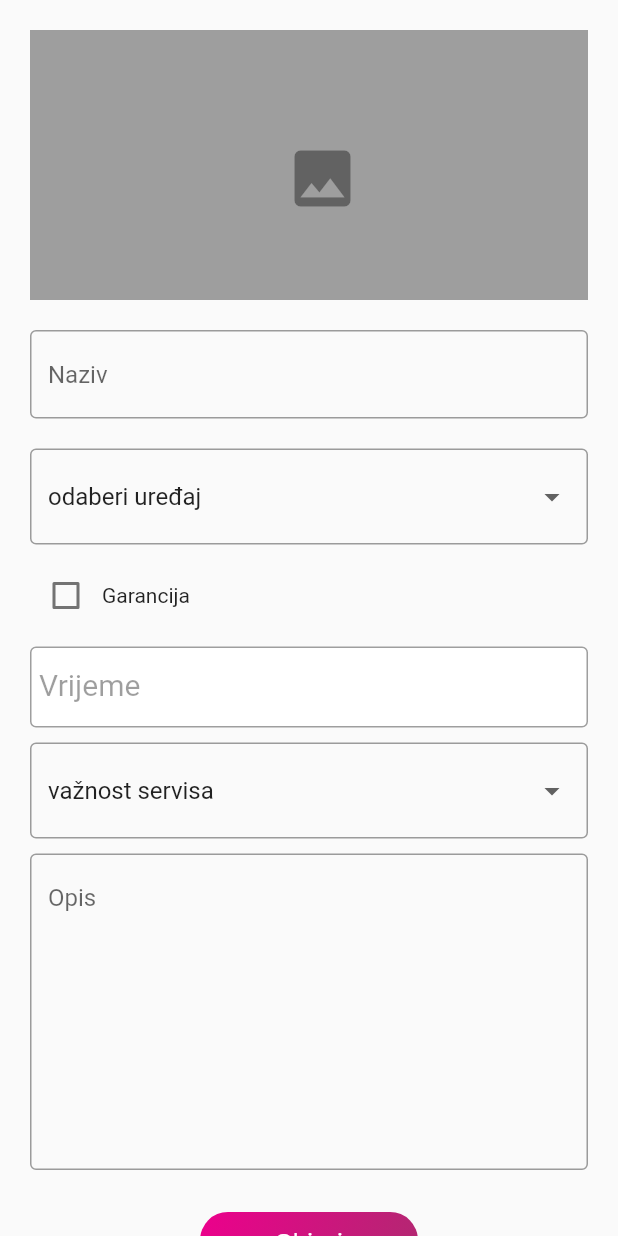
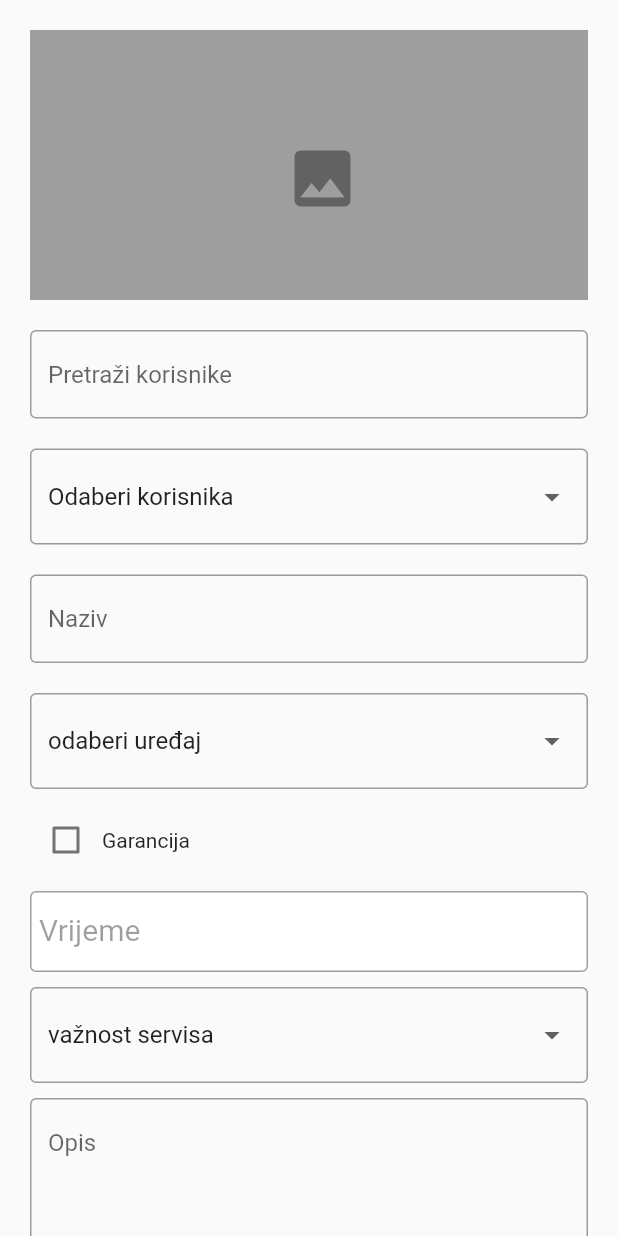
Before and after one commit to kristijanw/aether-app, a Flutter app: the PostFormAdmin widget shown alone on an empty page, opened directly with empty values, on a phone screen of 412 x 824 dp. Run offline on Flutter 3.47's test engine with Material 2 defaults, Android fonts, the phone set to English and light mode, and no system bars; our stand-ins replace date_format, firebase_core, firebase_messaging, flutter_local_notifications, flutter_svg, google_fonts and 3 more; accounts and stored records are empty; network calls fail.

Commit message:
list users for admin on form create services

```diff
--- a/lib/main.dart
+++ b/lib/main.dart
@@ -5,6 +5,7 @@ import 'package:firebase_core/firebase_core.dart';
 import 'package:firebase_messaging/firebase_messaging.dart';
 import 'package:flutter/material.dart';
 import 'package:flutter_local_notifications/flutter_local_notifications.dart';
+import 'package:flutter_localizations/flutter_localizations.dart';
 import 'package:intl/date_symbol_data_local.dart';
 
 const AndroidNotificationChannel channel = AndroidNotificationChannel(
@@ -40,6 +41,10 @@ class App extends StatelessWidget {
   @override
   Widget build(BuildContext context) {
     return const MaterialApp(
+      localizationsDelegates: GlobalMaterialLocalizations.delegates,
+      supportedLocales: [
+        Locale('hr', 'HR'),
+      ],
       debugShowCheckedModeBanner: false,
       home: Loading(),
     );
--- a/lib/screens/post_form_admin.dart
+++ b/lib/screens/post_form_admin.dart
@@ -50,6 +50,10 @@ class _PostFormAdminState extends State<PostFormAdmin> {
     'visoka',
   ];
   List listServiser = [];
+  String searchByName = '';
+  late String userValue;
+  late int userIDValue;
+  List usersList = [];
   late String serviserValue;
   late int serviserIDValue;
   late String dropdownValue;
@@ -134,12 +138,67 @@ class _PostFormAdminState extends State<PostFormAdmin> {
     }
   }
 
+  void setUserDrop() async {
+    usersList.add({
+      "id": 0,
+      "name": 'Odaberi korisnika',
+    });
+
+    setState(() {
+      userValue = usersList.first['name'];
+      userIDValue = usersList.first['id'];
+    });
+  }
+
+  Future<void> searchUsers(String name) async {
+    ApiResponse response = await searchUsersByName(name);
+    final data = jsonEncode(response.data);
+
+    if (response.error == null) {
+      usersList.clear();
+
+      usersList.add({
+        "id": 0,
+        "name": 'Odaberi korisnika',
+      });
+
+      for (var user in jsonDecode(data)['users']) {
+        usersList.add({
+          "id": user['id'],
+          "name": user['name'],
+        });
+      }
+
+      setState(() {
+        userValue = usersList.first['name'];
+        userIDValue = usersList.first['id'];
+      });
+    } else if (response.error == unauthorized) {
+      logout().then(
+        (value) => {
+          Navigator.of(context).pushAndRemoveUntil(
+            MaterialPageRoute(
+              builder: (context) => const Login(),
+            ),
+            (route) => false,
+          )
+        },
+      );
+    } else {
+      if (!mounted) return;
+      ScaffoldMessenger.of(context).showSnackBar(SnackBar(
+        content: Text('${response.error}'),
+      ));
+    }
+  }
+
   void _createPost() async {
     String? image = _imageFile == null ? null : getStringImage(_imageFile);
 
     Map<String, String> createDataPost = {
       'title': _txtControllerTitle.text,
       'body': _txtControllerBody.text,
+      'user_id': userIDValue.toString(),
       'image': image ?? '',
       'name_device': newDevice != true
           ? dropdownValue.toString()
@@ -216,6 +275,7 @@ class _PostFormAdminState extends State<PostFormAdmin> {
     dropdownValue = list.first;
     priorityValue = priority.first;
     getRepairMansAll();
+    setUserDrop();
   }
 
   @override
@@ -260,6 +320,89 @@ class _PostFormAdminState extends State<PostFormAdmin> {
               padding: const EdgeInsets.only(top: 20),
               child: Column(
                 children: [
+                  TextFormField(
+                    onChanged: (value) {
+                      setState(() {
+                        searchByName = value;
+                      });
+
+                      if (value.length > 3) {
+                        searchUsers(value);
+                      }
+                    },
+                    decoration: const InputDecoration(
+                      hintText: "Pretraži korisnike",
+                      border: OutlineInputBorder(
+                        borderSide: BorderSide(
+                          width: 1,
+                          color: Colors.black38,
+                        ),
+                      ),
+                    ),
+                  ),
+                  const SizedBox(
+                    height: 20,
+                  ),
+                  DropdownButtonFormField(
+                    value: userValue,
+                    hint: const Text(
+                      'odaberi korisnika',
+                    ),
+                    isExpanded: true,
+                    decoration: const InputDecoration(
+                      border: OutlineInputBorder(
+                        borderSide: BorderSide(
+                          width: 1,
+                          color: Colors.black38,
+                        ),
+                      ),
+                    ),
+                    onChanged: (value) {
+                      setState(() {
+                        userValue = value.toString();
+                      });
+
+                      for (var user in usersList) {
+                        if (userValue == user['name']) {
+                          setState(() {
+                            userIDValue = user['id'];
+                          });
+                        }
+                      }
+                    },
+                    onSaved: (value) {
+                      setState(() {
+                        userValue = value.toString();
+                      });
+
+                      for (var user in usersList) {
+                        if (userValue == user['name']) {
+                          setState(() {
+                            userIDValue = user['id'];
+                          });
+                        }
+                      }
+                    },
+                    validator: (value) {
+                      if (value.toString().isEmpty ||
+                          value.toString() == 'Odaberi korisnika') {
+                        return "Korisnik mora biti odabran";
+                      } else {
+                        return null;
+                      }
+                    },
+                    items: usersList.map((user) {
+                      return DropdownMenuItem(
+                        value: user['name'],
+                        child: Text(
+                          user['name'],
+                        ),
+                      );
+                    }).toList(),
+                  ),
+                  const SizedBox(
+                    height: 20,
+                  ),
                   TextFormField(
                     controller: _txtControllerTitle,
                     validator: (val) =>
--- a/pubspec.yaml
+++ b/pubspec.yaml
@@ -10,6 +10,8 @@ environment:
 
 dependencies:
   flutter:
+    sdk: flutter
+  flutter_localizations:
     sdk: flutter
 
   # The following adds the Cupertino Icons font to your application.
```
Also changed, not shown: pubspec.lock.
